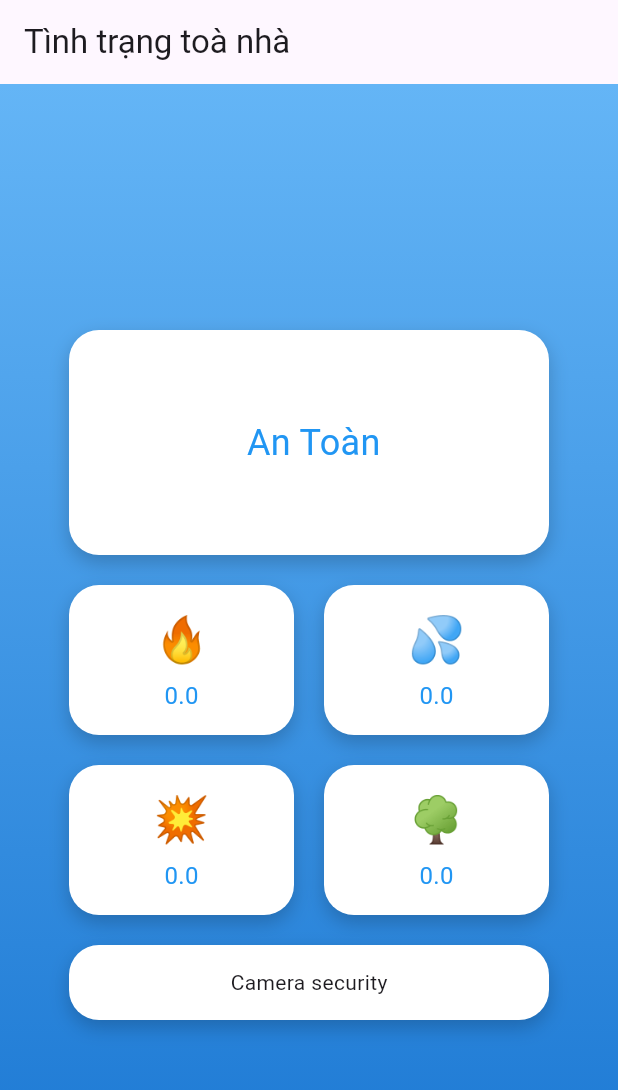
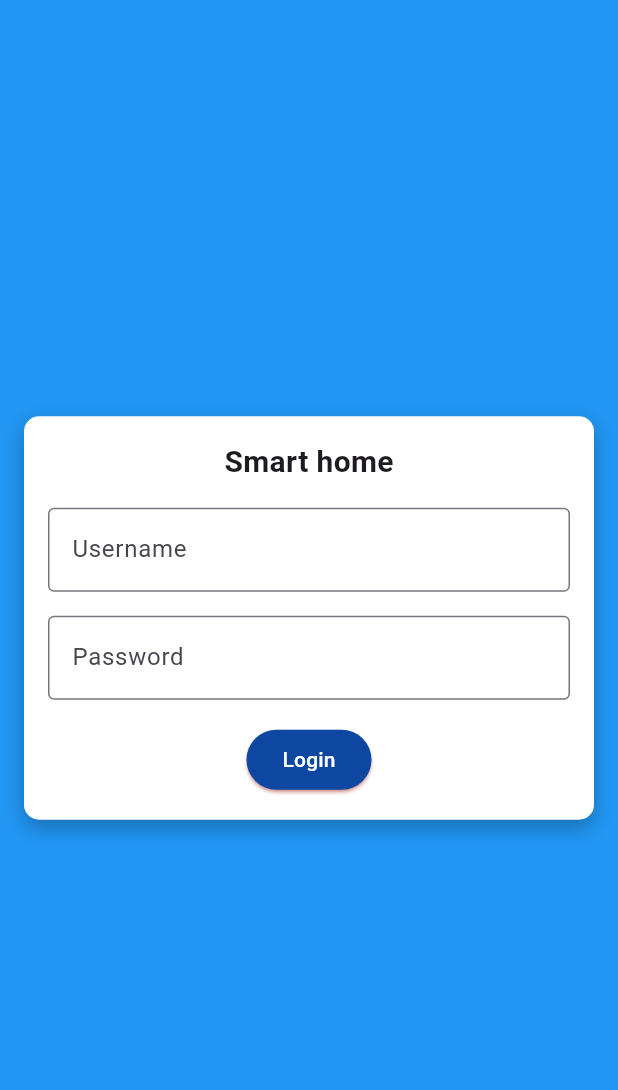
Before and after one commit to navnforfun/BTL-MOBILE, a Flutter app: the screen it shows after launch, on a phone screen of 412 x 824 dp. Shown: the top 1090 px of the screen. Run offline on Flutter 3.47's test engine with Material 3 defaults, Android fonts, the phone set to English and light mode, and no system bars; our stand-ins replace fl_chart, just_audio, localstorage; missing offline and left inert: dart:ffi, flutter_vlc_player, prompt_dialog.

```diff
--- a/lib/app.dart
+++ b/lib/app.dart
@@ -1,2 +1,2 @@
-final host = "http://192.168.0.106:5257/";
-final videoUrl = "http://192.168.0.106:8080/video_feed";
+final host = "http://192.168.1.34:5257/";
+final videoUrl = "http://192.168.1.34:8080/video_feed";
--- /dev/null
+++ b/lib/login.dart
@@ -0,0 +1,130 @@
+import 'package:flutter/material.dart';
+import 'package:http/http.dart' as http;
+import 'dart:convert';
+import 'home.dart';
+import 'package:mobile_sercutity/api/loginAPI.dart';
+import 'package:localstorage/localstorage.dart';
+
+class login extends StatefulWidget {
+  @override
+  _loginState createState() => _loginState();
+}
+
+class _loginState extends State<login> {
+  @override
+  void initState() {
+    // TODO: implement initState
+    super.initState();
+    checkLogin();
+  }
+  final TextEditingController _usernameController = TextEditingController();
+  final TextEditingController _passwordController = TextEditingController();
+  bool _rememberMe = false;
+  Future<void> checkLogin() async{
+    await initLocalStorage();
+    var name = localStorage.getItem('name') ?? '';
+    print(name);
+    if (name != '') {
+      localStorage.setItem('name', name);
+      Navigator.pushReplacement(
+        context,
+        MaterialPageRoute(builder: (context) => Home()),
+      );
+    }
+  }
+  Future<void> _login() async {
+    await initLocalStorage();
+
+    final String username = _usernameController.text;
+    final String password = _passwordController.text;
+    var res = await loginAPI(username, password);
+
+    try {
+      if (res == true) {
+        localStorage.setItem('name', username);
+
+        // login successful, navigate to Home page
+
+        Navigator.pushReplacement(
+          context,
+          MaterialPageRoute(builder: (context) => Home()),
+        );
+      } else {
+        // login failed
+        ScaffoldMessenger.of(context).showSnackBar(
+          SnackBar(content: Text('login failed')),
+        );
+      }
+    } catch (e) {
+      // Handle error
+      ScaffoldMessenger.of(context).showSnackBar(
+        SnackBar(content: Text('An error occurred: $e')),
+      );
+    }
+  }
+
+  @override
+  Widget build(BuildContext context) {
+    return Scaffold(
+      backgroundColor: Colors.blue,
+      body: Center(
+        child: Padding(
+          padding: const EdgeInsets.all(16.0),
+          child: Container(
+            decoration: BoxDecoration(
+              color: Colors.white,
+              borderRadius: BorderRadius.circular(10),
+              boxShadow: [
+                BoxShadow(
+                  color: Colors.black26,
+                  blurRadius: 10,
+                  offset: Offset(0, 5),
+                ),
+              ],
+            ),
+            padding: EdgeInsets.all(16.0),
+            child: Column(
+              mainAxisSize: MainAxisSize.min,
+              children: <Widget>[
+                Text(
+                  "Smart home",
+                  style: TextStyle(fontWeight: FontWeight.bold, fontSize: 20),
+                ),
+                SizedBox(
+                  height: 16,
+                ),
+                TextField(
+                  controller: _usernameController,
+                  decoration: InputDecoration(
+                    labelText: 'Username',
+                    border: OutlineInputBorder(),
+                  ),
+                ),
+                SizedBox(height: 16),
+                TextField(
+                  controller: _passwordController,
+                  obscureText: true,
+                  decoration: InputDecoration(
+                    labelText: 'Password',
+                    border: OutlineInputBorder(),
+                  ),
+                ),
+
+                SizedBox(height: 16),
+                ElevatedButton(
+                  onPressed: _login,
+                  style: ElevatedButton.styleFrom(
+                    backgroundColor: Colors.blue.shade900,
+                    foregroundColor: Colors.white,
+                    shadowColor: Colors.red,
+                  ),
+                  child: Text('Login'),
+                ),
+              ],
+            ),
+          ),
+        ),
+      ),
+    );
+  }
+}
--- a/lib/main.dart
+++ b/lib/main.dart
@@ -1,4 +1,5 @@
 import 'package:flutter/material.dart';
+import 'package:mobile_sercutity/login.dart';
 import 'home.dart';
 void main() {
   runApp(MyApp());
@@ -8,10 +9,11 @@ class MyApp extends StatelessWidget {
   Widget build(BuildContext context) {
     return MaterialApp(
       title: 'Security App',
+      debugShowCheckedModeBanner: false,
       theme: ThemeData(
         primarySwatch: Colors.blue,
       ),
-      home: Home(),
+      home: login(),
     );
   }
 }
--- a/pubspec.yaml
+++ b/pubspec.yaml
@@ -40,11 +40,11 @@ dependencies:
   fl_chart: ^0.67.0
   just_audio: ^0.9.37
   rxdart: ^0.27.7
-  just_audio_libwinmedia: ^0.0.4+1
   just_audio_windows: ^0.2.0
   prompt_dialog: ^1.0.15
   sftp_video_player: ^0.0.1
   flutter_vlc_player: ^7.4.1
+  localstorage: ^5.0.0
 
 dev_dependencies:
   flutter_test:
```
Also changed, not shown: lib/api/getChartAPI.dart (+12 -11 lines), lib/api/loginAPI.dart (added, +10 -0 lines), lib/home.dart (+30 -3 lines), lib/securitylog.dart (+18 -4 lines), pubspec.lock, 4 other files.
